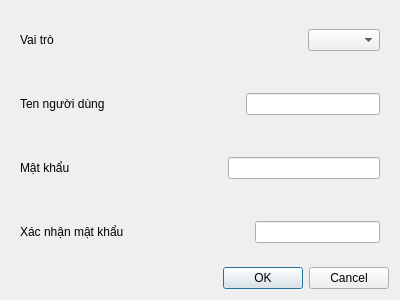
Above: gui/addedituserdialog.ui from VanBao6002/PBL2_Appointment_Scheduling_System before the change. Below: the same form after it.
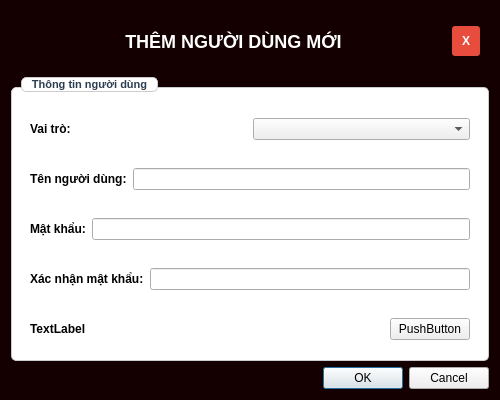
That is the form after the change.

```diff
--- a/gui/addedituserdialog.ui
+++ b/gui/addedituserdialog.ui
@@ -6,53 +6,76 @@
    <rect>
     <x>0</x>
     <y>0</y>
-    <width>400</width>
-    <height>300</height>
+    <width>500</width>
+    <height>400</height>
    </rect>
   </property>
   <property name="windowTitle">
-   <string>Dialog</string>
+   <string>Thêm Người Dùng Mới</string>
+  </property>
+  <property name="styleSheet">
+   <string notr="true">QWidget#widgetTitleBar {
+    background: qlineargradient(x1:0, y1:0, x2:1, y2:0,
+        stop:0 #3498db, stop:1 #2980b9);
+    border-top-left-radius: 10px;
+    border-top-right-radius: 10px;
+    padding: 15px;
+}
+
+QLabel#lblTitle {
+    color: white;
+    font-size: 18px;
+    font-weight: bold;
+    font-family: &quot;Arial&quot;;
+}
+
+QPushButton#btnClose {
+    background-color: #e74c3c;
+    color: white;
+    border: none;
+    border-radius: 3px;
+    padding: 5px 10px;
+    font-weight: bold;
+}
+
+QPushButton#btnClose:hover {
+    background-color: #c0392b;
+}
+
+QGroupBox {
+    font-weight: bold;
+    font-size: 11px;
+    color: #2C3E50;
+    border: 1px solid #CCCCCC;
+    border-radius: 5px;
+    margin-top: 10px;
+    padding-top: 10px;
+    background-color: white;
+}
+
+QGroupBox::title {
+    subcontrol-origin: margin;
+    left: 10px;
+    padding: 0 5px 0 5px;
+    font-size: 11px;
+    font-weight: bold;
+    color: #2C3E50;
+    background-color: white;
+}
+QDialog {
+	background-color: rgb(20, 0, 0);
+}</string>
   </property>
   <layout class="QVBoxLayout" name="verticalLayout">
    <item>
-    <widget class="QWidget" name="widget" native="true">
-     <layout class="QHBoxLayout" name="horizontalLayout_3">
-      <item>
-       <widget class="QLabel" name="label">
-        <property name="text">
-         <string>Vai trò</string>
-        </property>
-       </widget>
-      </item>
-      <item>
-       <spacer name="horizontalSpacer_2">
-        <property name="orientation">
-         <enum>Qt::Orientation::Horizontal</enum>
-        </property>
-        <property name="sizeHint" stdset="0">
-         <size>
-          <width>40</width>
-          <height>20</height>
-         </size>
-        </property>
-       </spacer>
-      </item>
-      <item>
-       <widget class="QComboBox" name="cmbRole"/>
-      </item>
-     </layout>
-    </widget>
-   </item>
-   <item>
-    <widget class="QWidget" name="widget_4" native="true">
-     <layout class="QHBoxLayout" name="horizontalLayout_4">
-      <item>
-       <widget class="QLabel" name="label_4">
-        <property name="text">
-         <string>Ten người dùng</string>
-        </property>
-       </widget>
-      </item>
+    <widget class="QWidget" name="widgetTitleBar" native="true">
+     <property name="minimumSize">
+      <size>
+       <width>0</width>
+       <height>60</height>
+      </size>
+     </property>
+     <layout class="QHBoxLayout" name="horizontalLayout_5">
       <item>
        <spacer name="horizontalSpacer">
         <property name="orientation">
@@ -67,23 +90,17 @@
        </spacer>
       </item>
       <item>
-       <widget class="QLineEdit" name="txtUsername"/>
-      </item>
-     </layout>
-    </widget>
-   </item>
-   <item>
-    <widget class="QWidget" name="widget_2" native="true">
-     <layout class="QHBoxLayout" name="horizontalLayout_2">
-      <item>
-       <widget class="QLabel" name="label_2">
+       <widget class="QLabel" name="lblTitle">
         <property name="text">
-         <string>Mật khẩu</string>
+         <string>THÊM NGƯỜI DÙNG MỚI</string>
         </property>
+        <property name="alignment">
+         <set>Qt::AlignmentFlag::AlignCenter</set>
+        </property>
        </widget>
       </item>
       <item>
-       <spacer name="horizontalSpacer_4">
+       <spacer name="horizontalSpacer_5">
         <property name="orientation">
          <enum>Qt::Orientation::Horizontal</enum>
         </property>
@@ -96,36 +113,150 @@
        </spacer>
       </item>
       <item>
-       <widget class="QLineEdit" name="txtPassword"/>
+       <widget class="QPushButton" name="btnClose">
+        <property name="maximumSize">
+         <size>
+          <width>30</width>
+          <height>30</height>
+         </size>
+        </property>
+        <property name="text">
+         <string>X</string>
+        </property>
+       </widget>
       </item>
      </layout>
     </widget>
    </item>
    <item>
-    <widget class="QWidget" name="widget_3" native="true">
-     <layout class="QHBoxLayout" name="horizontalLayout">
+    <widget class="QGroupBox" name="groupBoxUserInfo">
+     <property name="styleSheet">
+      <string notr="true">QGroupBox {
+    font: bold 11pt &quot;Arial&quot;;
+    color: #2C3E50;
+    border: 1px solid #CCCCCC;
+    border-radius: 5px;
+    margin-top: 10px;
+    padding-top: 10px;
+    background-color: white;
+}
+
+QGroupBox::title {
+    subcontrol-origin: margin;
+    subcontrol-position: top left;
+    border: 1px solid #CCCCCC;
+    border-radius: 5px;
+    left: 10px;
+    padding: 0 8px 0 8px;
+    background-color: white;
+}
+QLabel {
+    color: black;
+    background-color: transparent;
+    border: none;
+    font-weight: bold;
+}</string>
+     </property>
+     <property name="title">
+      <string>Thông tin người dùng</string>
+     </property>
+     <layout class="QVBoxLayout" name="verticalLayout_2" stretch="1,1,1,1,1">
       <item>
-       <widget class="QLabel" name="label_3">
-        <property name="text">
-         <string>Xác nhận mật khẩu</string>
-        </property>
+       <widget class="QWidget" name="widget" native="true">
+        <layout class="QHBoxLayout" name="horizontalLayout_3">
+         <item>
+          <widget class="QLabel" name="label">
+           <property name="text">
+            <string>Vai trò:</string>
+           </property>
+          </widget>
+         </item>
+         <item>
+          <widget class="QComboBox" name="cmbRole"/>
+         </item>
+        </layout>
        </widget>
       </item>
       <item>
-       <spacer name="horizontalSpacer_3">
-        <property name="orientation">
-         <enum>Qt::Orientation::Horizontal</enum>
-        </property>
-        <property name="sizeHint" stdset="0">
-         <size>
-          <width>40</width>
-          <height>20</height>
-         </size>
-        </property>
-       </spacer>
+       <widget class="QWidget" name="widget_4" native="true">
+        <layout class="QHBoxLayout" name="horizontalLayout_4">
+         <item>
+          <widget class="QLabel" name="label_4">
+           <property name="text">
+            <string>Tên người dùng:</string>
+           </property>
+          </widget>
+         </item>
+         <item>
+          <widget class="QLineEdit" name="txtUsername"/>
+         </item>
+        </layout>
+       </widget>
       </item>
       <item>
-       <widget class="QLineEdit" name="txtConfirmPassword"/>
+       <widget class="QWidget" name="widget_2" native="true">
+        <layout class="QHBoxLayout" name="horizontalLayout_2">
+         <item>
+          <widget class="QLabel" name="label_2">
+           <property name="text">
+            <string>Mật khẩu:</string>
+           </property>
+          </widget>
+         </item>
+         <item>
+          <widget class="QLineEdit" name="txtPassword"/>
+         </item>
+        </layout>
+       </widget>
+      </item>
+      <item>
+       <widget class="QWidget" name="widget_3" native="true">
+        <layout class="QHBoxLayout" name="horizontalLayout">
+         <item>
+          <widget class="QLabel" name="label_3">
+           <property name="text">
+            <string>Xác nhận mật khẩu:</string>
+           </property>
+          </widget>
+         </item>
+         <item>
+          <widget class="QLineEdit" name="txtConfirmPassword"/>
+         </item>
+        </layout>
+       </widget>
+      </item>
+      <item>
+       <widget class="QWidget" name="widget_5" native="true">
+        <layout class="QHBoxLayout" name="horizontalLayout_6" stretch="5,1,1">
+         <item>
+          <widget class="QLabel" name="label_5">
+           <property name="text">
+            <string>TextLabel</string>
+           </property>
+          </widget>
+         </item>
+         <item>
+          <spacer name="horizontalSpacer_2">
+           <property name="orientation">
+            <enum>Qt::Orientation::Horizontal</enum>
+           </property>
+           <property name="sizeHint" stdset="0">
+            <size>
+             <width>40</width>
+             <height>20</height>
+            </size>
+           </property>
+          </spacer>
+         </item>
+         <item>
+          <widget class="QPushButton" name="pushButton">
+           <property name="text">
+            <string>PushButton</string>
+           </property>
+          </widget>
+         </item>
+        </layout>
+       </widget>
       </item>
      </layout>
     </widget>
```
Left out of the diff: 28 changed lines with no effect on the pictures.
